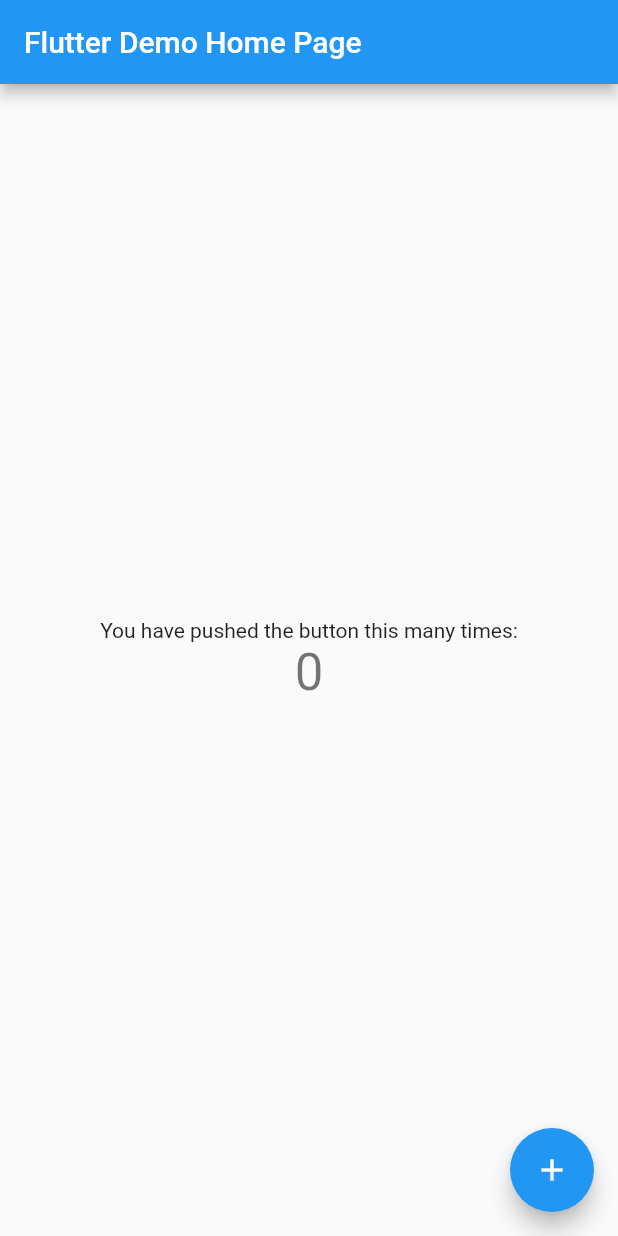
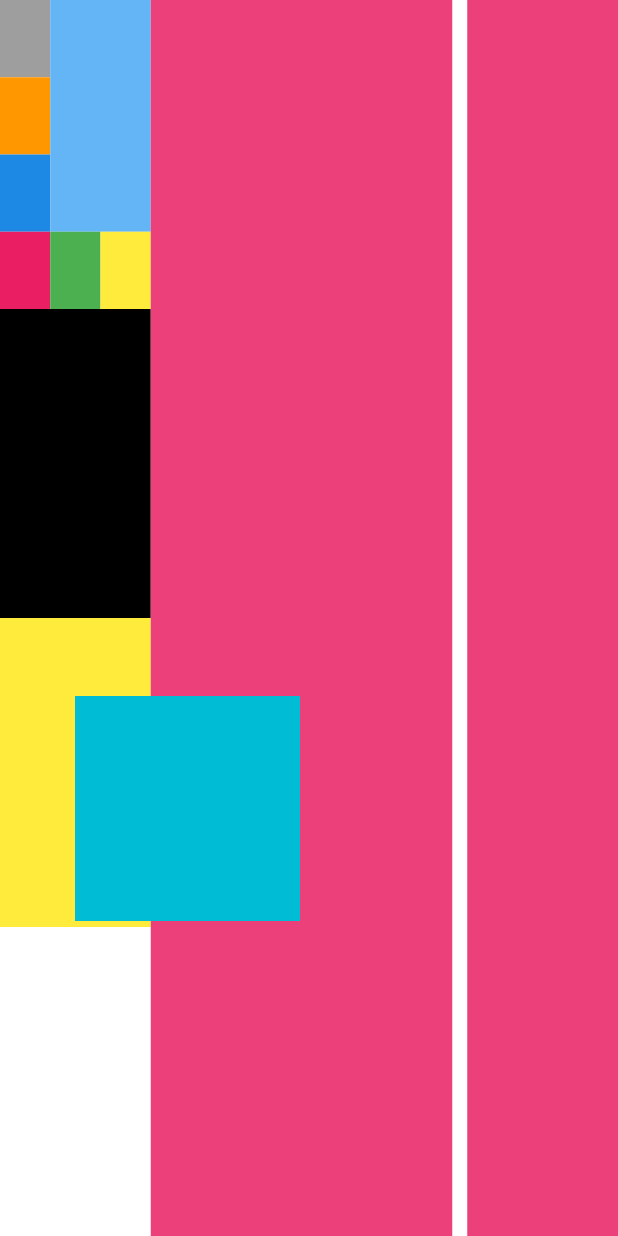
Before and after one commit to hungdao-testing/Flutter_SocialApp, a Flutter app: the screen it shows after launch, on a phone screen of 412 x 824 dp. Run offline on Flutter 3.47's test engine with Material 2 defaults, Android fonts, the phone set to English and light mode, and no system bars.

Commit message:
done exercise UI challengeOne

```diff
--- a/lib/main.dart
+++ b/lib/main.dart
@@ -1,4 +1,7 @@
+// ignore_for_file: prefer_const_constructors
+
 import 'package:flutter/material.dart';
+import 'package:social_app/ui_challenge_one.dart';
 
 void main() {
   runApp(const MyApp());
@@ -7,109 +10,8 @@ void main() {
 class MyApp extends StatelessWidget {
   const MyApp({Key? key}) : super(key: key);
 
-  // This widget is the root of your application.
   @override
   Widget build(BuildContext context) {
-    return MaterialApp(
-      title: 'Flutter Demo',
-      theme: ThemeData(
-        // This is the theme of your application.
-        //
-        // Try running your application with "flutter run". You'll see the
-        // application has a blue toolbar. Then, without quitting the app, try
-        // changing the primarySwatch below to Colors.green and then invoke
-        // "hot reload" (press "r" in the console where you ran "flutter run",
-        // or simply save your changes to "hot reload" in a Flutter IDE).
-        // Notice that the counter didn't reset back to zero; the application
-        // is not restarted.
-        primarySwatch: Colors.blue,
-      ),
-      home: const MyHomePage(title: 'Flutter Demo Home Page'),
-    );
+    return MaterialApp(home: UIChallengeOne());
   }
 }
-
-class MyHomePage extends StatefulWidget {
-  const MyHomePage({Key? key, required this.title}) : super(key: key);
-
-  // This widget is the home page of your application. It is stateful, meaning
-  // that it has a State object (defined below) that contains fields that affect
-  // how it looks.
-
-  // This class is the configuration for the state. It holds the values (in this
-  // case the title) provided by the parent (in this case the App widget) and
-  // used by the build method of the State. Fields in a Widget subclass are
-  // always marked "final".
-
-  final String title;
-
-  @override
-  State<MyHomePage> createState() => _MyHomePageState();
-}
-
-class _MyHomePageState extends State<MyHomePage> {
-  int _counter = 0;
-
-  void _incrementCounter() {
-    setState(() {
-      // This call to setState tells the Flutter framework that something has
-      // changed in this State, which causes it to rerun the build method below
-      // so that the display can reflect the updated values. If we changed
-      // _counter without calling setState(), then the build method would not be
-      // called again, and so nothing would appear to happen.
-      _counter++;
-    });
-  }
-
-  @override
-  Widget build(BuildContext context) {
-    // This method is rerun every time setState is called, for instance as done
-    // by the _incrementCounter method above.
-    //
-    // The Flutter framework has been optimized to make rerunning build methods
-    // fast, so that you can just rebuild anything that needs updating rather
-    // than having to individually change instances of widgets.
-    return Scaffold(
-      appBar: AppBar(
-        // Here we take the value from the MyHomePage object that was created by
-        // the App.build method, and use it to set our appbar title.
-        title: Text(widget.title),
-      ),
-      body: Center(
-        // Center is a layout widget. It takes a single child and positions it
-        // in the middle of the parent.
-        child: Column(
-          // Column is also a layout widget. It takes a list of children and
-          // arranges them vertically. By default, it sizes itself to fit its
-          // children horizontally, and tries to be as tall as its parent.
-          //
-          // Invoke "debug painting" (press "p" in the console, choose the
-          // "Toggle Debug Paint" action from the Flutter Inspector in Android
-          // Studio, or the "Toggle Debug Paint" command in Visual Studio Code)
-          // to see the wireframe for each widget.
-          //
-          // Column has various properties to control how it sizes itself and
-          // how it positions its children. Here we use mainAxisAlignment to
-          // center the children vertically; the main axis here is the vertical
-          // axis because Columns are vertical (the cross axis would be
-          // horizontal).
-          mainAxisAlignment: MainAxisAlignment.center,
-          children: <Widget>[
-            const Text(
-              'You have pushed the button this many times:',
-            ),
-            Text(
-              '$_counter',
-              style: Theme.of(context).textTheme.headline4,
-            ),
-          ],
-        ),
-      ),
-      floatingActionButton: FloatingActionButton(
-        onPressed: _incrementCounter,
-        tooltip: 'Increment',
-        child: const Icon(Icons.add),
-      ), // This trailing comma makes auto-formatting nicer for build methods.
-    );
-  }
-}
--- /dev/null
+++ b/lib/ui_challenge_one.dart
@@ -0,0 +1,130 @@
+// ignore_for_file: file_names
+
+import 'package:flutter/material.dart';
+
+class UIChallengeOne extends StatelessWidget {
+  const UIChallengeOne({Key? key}) : super(key: key);
+
+  @override
+  Widget build(BuildContext context) {
+    return Container(
+      color: Colors.white,
+      child: Stack(
+        children: [
+          Row(
+            mainAxisAlignment: MainAxisAlignment.spaceBetween,
+            children: [
+              Expanded(
+                child: Column(
+                  children: [
+                    Expanded(
+                      child: Stack(
+                        children: [
+                          Row(
+                            children: [
+                              Expanded(
+                                child: Column(children: [
+                                  Expanded(
+                                    child: Container(
+                                      color: Colors.grey,
+                                    ),
+                                  ),
+                                  Expanded(
+                                    child: Container(
+                                      color: Colors.orange,
+                                    ),
+                                  ),
+                                  Expanded(
+                                    child: Container(
+                                      color: Colors.blue[600],
+                                    ),
+                                  ),
+                                  Expanded(
+                                    child: Container(
+                                      color: Colors.pink,
+                                    ),
+                                  ),
+                                ]),
+                              ),
+                              Expanded(
+                                flex: 2,
+                                child: Stack(
+                                  children: [
+                                    Column(
+                                      children: [
+                                        Expanded(
+                                          flex: 3,
+                                          child: Container(
+                                            color: Colors.blue[300],
+                                          ),
+                                        ),
+                                        Expanded(
+                                          child: Row(
+                                            children: [
+                                              Expanded(
+                                                child: Container(
+                                                  color: Colors.green,
+                                                ),
+                                              ),
+                                              Expanded(
+                                                child: Container(
+                                                  color: Colors.yellow,
+                                                ),
+                                              ),
+                                            ],
+                                          ),
+                                        ),
+                                      ],
+                                    )
+                                  ],
+                                ),
+                              )
+                            ],
+                          )
+                        ],
+                      ),
+                    ),
+                    Expanded(
+                      child: Container(
+                        color: Colors.black,
+                      ),
+                    ),
+                    Expanded(
+                      child: Container(
+                        color: Colors.yellow,
+                      ),
+                    ),
+                    Expanded(
+                      child: Container(),
+                    ),
+                  ],
+                ),
+              ),
+              Expanded(
+                flex: 2,
+                child: Container(
+                  color: Colors.pink[400],
+                ),
+              ),
+              const SizedBox(width: 10),
+              Expanded(
+                child: Container(
+                  color: Colors.pink[400],
+                ),
+              ),
+            ],
+          ),
+          Positioned(
+            child: Container(
+              width: 150,
+              height: 150,
+              color: Colors.cyan,
+            ),
+            left: 50,
+            bottom: 210,
+          )
+        ],
+      ),
+    );
+  }
+}
```
